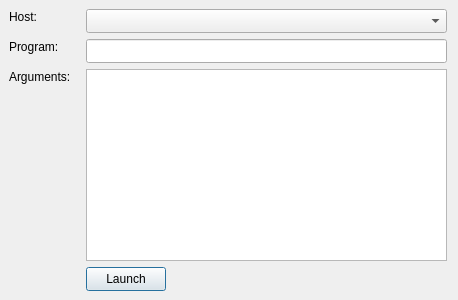
First picture: the form in src/b0_gui_process_manager/startnodedialog.ui, repository blueworkforce/bluezero, before the edit.
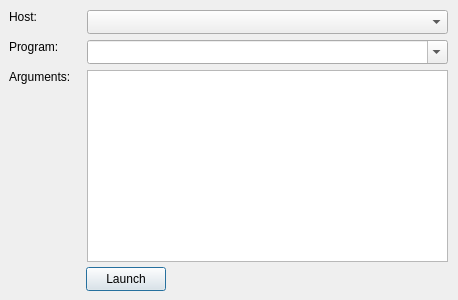
Second picture: the form after the edit.

Commit message: turn program input into combo box

The edit to the form file:
```diff
--- a/src/b0_gui_process_manager/startnodedialog.ui
+++ b/src/b0_gui_process_manager/startnodedialog.ui
@@ -50,8 +50,8 @@
   <widget class="QComboBox" name="comboHost">
    <property name="geometry">
     <rect>
-     <x>86</x>
-     <y>9</y>
+     <x>87</x>
+     <y>10</y>
      <width>361</width>
      <height>24</height>
     </rect>
@@ -76,22 +76,6 @@
     <string>Program:</string>
    </property>
   </widget>
-  <widget class="QLineEdit" name="editProgram">
-   <property name="geometry">
-    <rect>
-     <x>86</x>
-     <y>39</y>
-     <width>361</width>
-     <height>24</height>
-    </rect>
-   </property>
-   <property name="sizePolicy">
-    <sizepolicy hsizetype="Expanding" vsizetype="Fixed">
-     <horstretch>1</horstretch>
-     <verstretch>0</verstretch>
-    </sizepolicy>
-   </property>
-  </widget>
   <widget class="QPushButton" name="btnLaunch">
    <property name="geometry">
     <rect>
@@ -121,13 +105,32 @@
   <widget class="QTextEdit" name="editArguments">
    <property name="geometry">
     <rect>
-     <x>86</x>
-     <y>69</y>
+     <x>87</x>
+     <y>70</y>
      <width>361</width>
      <height>192</height>
     </rect>
    </property>
   </widget>
+  <widget class="QComboBox" name="comboProgram">
+   <property name="geometry">
+    <rect>
+     <x>87</x>
+     <y>40</y>
+     <width>361</width>
+     <height>24</height>
+    </rect>
+   </property>
+   <property name="sizePolicy">
+    <sizepolicy hsizetype="Expanding" vsizetype="Fixed">
+     <horstretch>1</horstretch>
+     <verstretch>0</verstretch>
+    </sizepolicy>
+   </property>
+   <property name="editable">
+    <bool>true</bool>
+   </property>
+  </widget>
  </widget>
  <resources/>
  <connections/>
```
